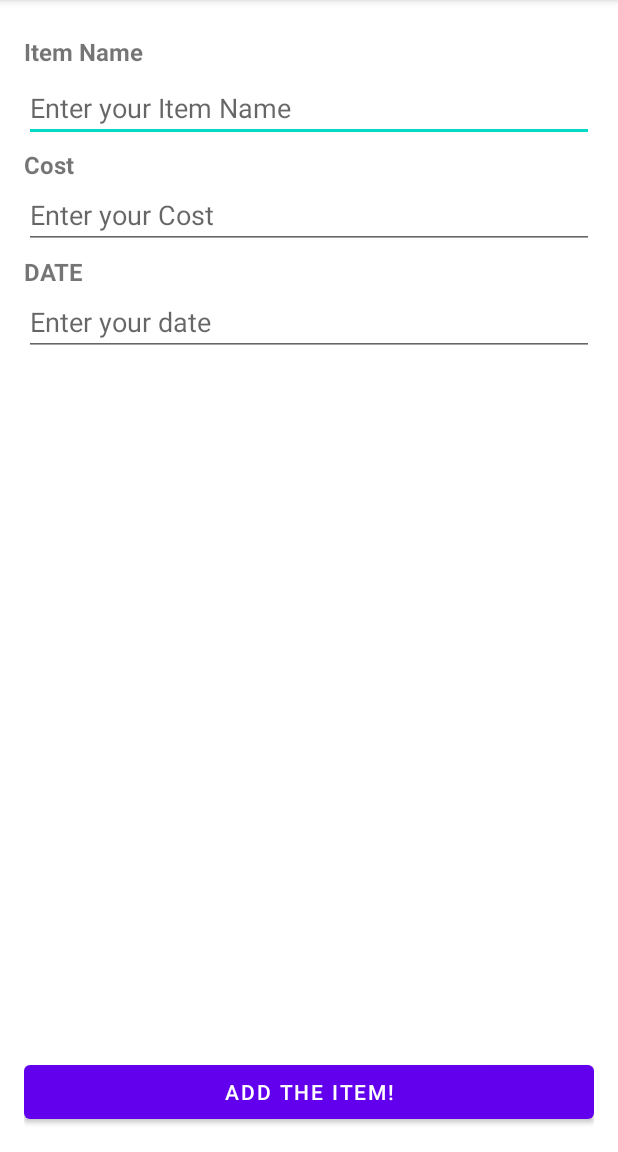
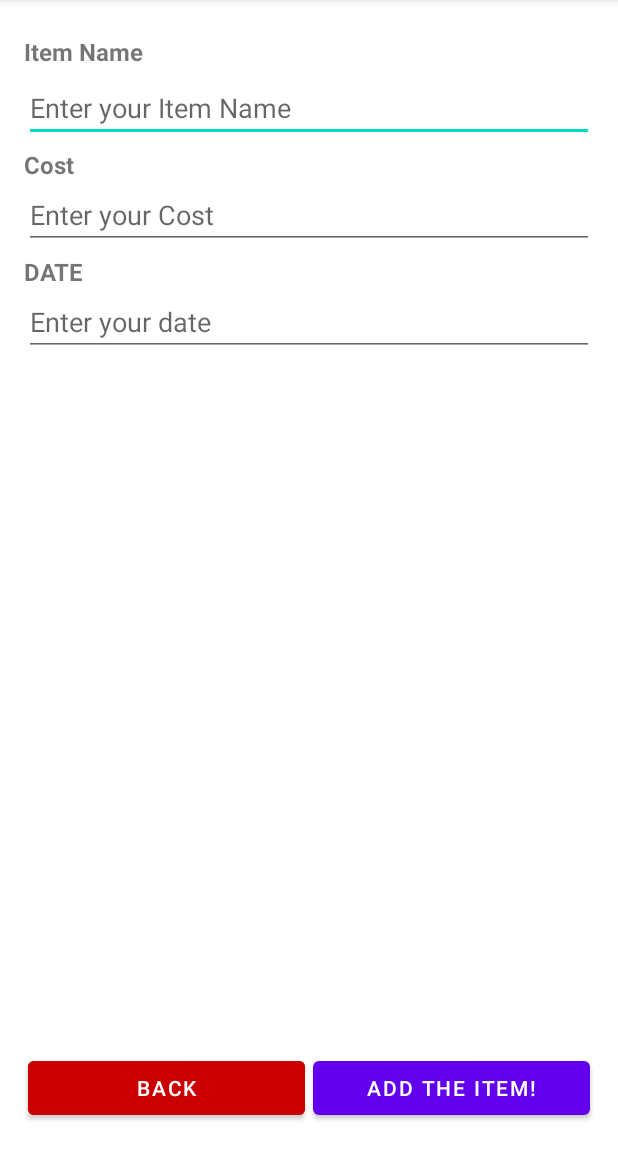
Before and after one commit to rahmanfardin/cse489lab2, an Android app: the AddItemActivity screen opened directly, with no data from a screen before it, on a phone screen of 412 x 824 dp, the part 84-1236 px from its top. Run offline under Robolectric (Android 15) with nearby library versions, the phone set to English and light mode, and no system bars.

Commit message:
added navigation

```diff
--- a/app/src/main/AndroidManifest.xml
+++ b/app/src/main/AndroidManifest.xml
@@ -15,11 +15,7 @@
         <activity
             android:name=".ShowReportActivity"
             android:exported="true">
-            <intent-filter>
-                <action android:name="android.intent.action.MAIN" />
 
-                <category android:name="android.intent.category.LAUNCHER" />
-            </intent-filter>
         </activity>
         <activity
             android:name=".ReportActivity"
--- a/app/src/main/java/com/example/fardinlab31/AddItemActivity.java
+++ b/app/src/main/java/com/example/fardinlab31/AddItemActivity.java
@@ -1,6 +1,8 @@
 package com.example.fardinlab31;
 
+import android.content.Intent;
 import android.os.Bundle;
+import android.view.View;
 import android.widget.Button;
 import android.widget.EditText;
 
@@ -13,7 +15,7 @@ import androidx.core.view.WindowInsetsCompat;
 public class AddItemActivity extends AppCompatActivity {
 
     private EditText etItemName,etCost,etDate;
-    private Button addItem;
+    private Button addItem, back;
 
     @Override
     protected void onCreate(Bundle savedInstanceState) {
@@ -24,5 +26,27 @@ public class AddItemActivity extends AppCompatActivity {
         etCost = findViewById(R.id.etCost);
         etDate = findViewById(R.id.etDate);
         addItem = findViewById(R.id.addItem);
+        back = findViewById(R.id.back);
+
+        back.setOnClickListener(new View.OnClickListener() {
+            @Override
+            public void onClick(View v) {
+                startActivity(new Intent(AddItemActivity.this, ShowReportActivity.class));
+            }
+        });
+        addItem.setOnClickListener(new View.OnClickListener() {
+            @Override
+            public void onClick(View v) {
+                String itemname = etItemName.getText().toString().trim();
+                String cost = etCost.getText().toString().trim();
+                String date = etDate.getText().toString().trim();
+
+                System.out.println(itemname);
+                System.out.println(cost);
+                System.out.println(date);
+
+                //startActivity(new Intent(AddItemActivity.this, ShowReportActivity.class));
+            }
+        });
     }
 }
--- a/app/src/main/res/layout/activity_add_item.xml
+++ b/app/src/main/res/layout/activity_add_item.xml
@@ -73,11 +73,26 @@
         android:layout_weight="1"/>
 
     <!-- Add Item Button -->
-    <Button
-        android:id="@+id/addItem"
+    <LinearLayout
         android:layout_width="match_parent"
-        android:layout_height="wrap_content"
-        android:text="Add the item!" />
+        android:layout_height="wrap_content">
+        <Button
+            android:id="@+id/back"
+            android:layout_width="0dp"
+            android:layout_height="wrap_content"
+            android:layout_margin="4px"
+            android:backgroundTint="#CA0000"
+            android:text="Back"
+            android:layout_weight="1"/>
+        <Button
+            android:id="@+id/addItem"
+            android:layout_width="0dp"
+            android:layout_weight="1"
+            android:layout_margin="4px"
+            android:layout_height="wrap_content"
+            android:text="Add the item!" />
+    </LinearLayout>
+
 
 
 </LinearLayout>
```
Also changed, not shown: app/src/main/java/com/example/fardinlab31/LogINActivity.java (+21 -0 lines), app/src/main/java/com/example/fardinlab31/ShowReportActivity.java (+15 -0 lines), app/src/main/java/com/example/fardinlab31/SignUpActivity.java (+32 -0 lines).
